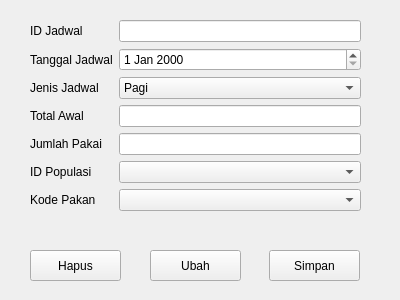
Above: formjadwal.ui from adiyatzzz/siram before the change. Below: the same form after it.
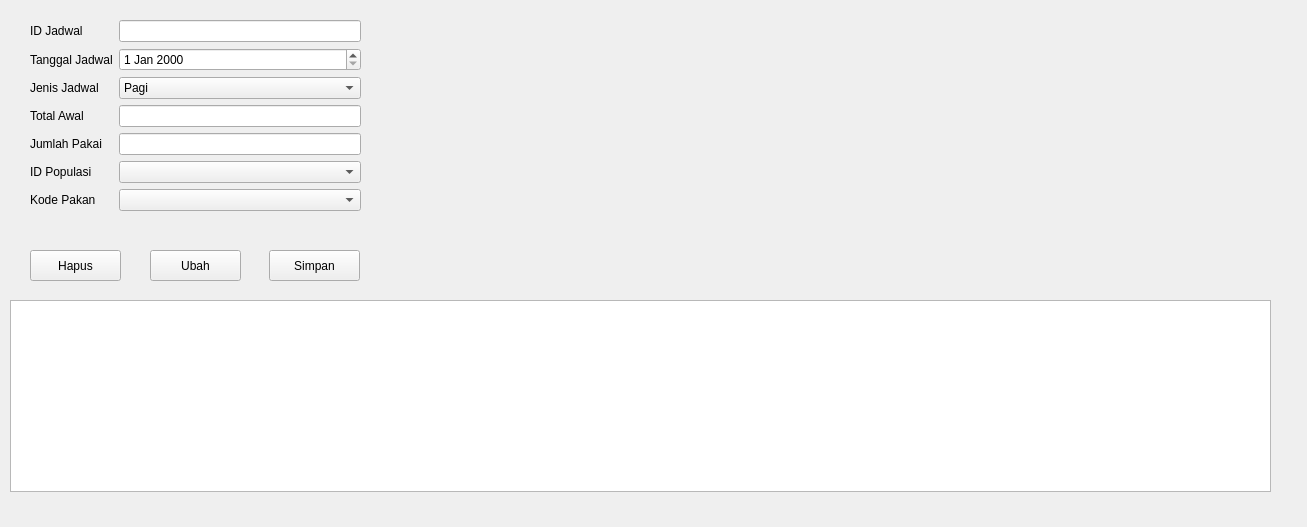
That is the form after the change.

Commit message: Add table view

Diff of the .ui file:
```diff
--- a/formjadwal.ui
+++ b/formjadwal.ui
@@ -6,8 +6,8 @@
    <rect>
     <x>0</x>
     <y>0</y>
-    <width>400</width>
-    <height>300</height>
+    <width>1307</width>
+    <height>527</height>
    </rect>
   </property>
   <property name="windowTitle">
@@ -145,6 +145,16 @@
     <string>Hapus</string>
    </property>
   </widget>
+  <widget class="QTableView" name="tableJadwal">
+   <property name="geometry">
+    <rect>
+     <x>10</x>
+     <y>300</y>
+     <width>1261</width>
+     <height>192</height>
+    </rect>
+   </property>
+  </widget>
  </widget>
  <resources/>
  <connections/>
```
The commit also changes 14 other files.
